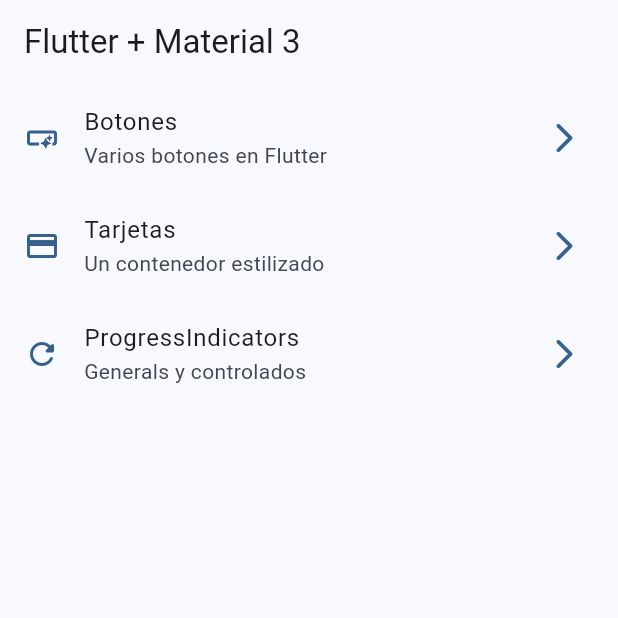
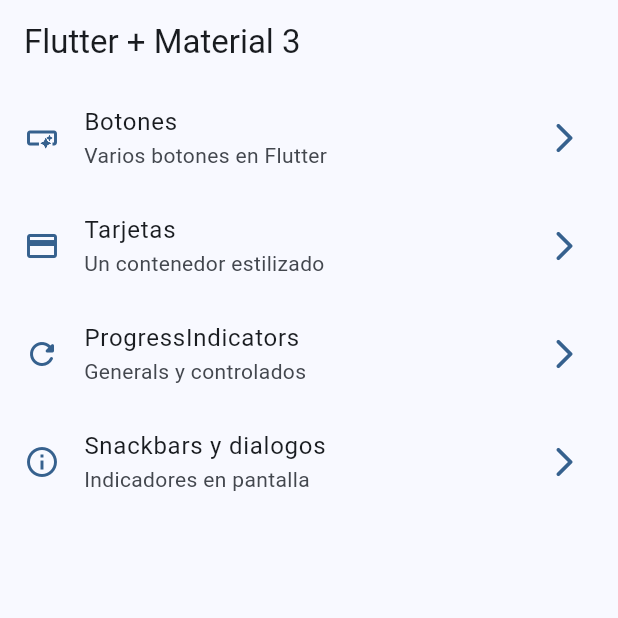
Before and after one commit to juancjr99/widgets_app, a Flutter app: the screen it shows after launch, on a phone screen of 412 x 824 dp, the top half of it. Run offline on Flutter 3.47's test engine with Material 3 defaults, Android fonts, the phone set to English and light mode, and no system bars; our stand-ins replace go_router.

Commit message:
snackbars dialog terminado

```diff
--- a/lib/config/theme/menu/manu_items.dart
+++ b/lib/config/theme/menu/manu_items.dart
@@ -21,12 +21,14 @@ const appMenuItems = <MenuItem>[
     link: '/buttons',
     icon: Icons.smart_button_outlined,
   ),
+
    MenuItem(
     title: 'Tarjetas',
     subTitle: 'Un contenedor estilizado',
     link: '/cards',
     icon: Icons.credit_card,
   ),
+
   MenuItem(
     title: 'ProgressIndicators',
     subTitle: 'Generals y controlados',
@@ -34,4 +36,11 @@ const appMenuItems = <MenuItem>[
     icon: Icons.refresh_rounded,
   ),
 
+  MenuItem(
+    title: 'Snackbars y dialogos',
+    subTitle: 'Indicadores en pantalla',
+    link: '/snackbars',
+    icon: Icons.info_outline,
+  ),
+
 ];
--- a/lib/config/theme/router/app_router.dart
+++ b/lib/config/theme/router/app_router.dart
@@ -30,5 +30,11 @@ final appRouter = GoRouter(
       name: ProgressScreen.name,
       builder: (context, state) => ProgressScreen(),
     ),
+
+    GoRoute(
+      path: '/snackbars',
+      name: SnackbarScreen.name,
+      builder: (context, state) => SnackbarScreen(),
+    ),
   ],
 );
--- a/lib/main.dart
+++ b/lib/main.dart
@@ -14,6 +14,7 @@ class MainApp extends StatelessWidget {
   @override
   Widget build(BuildContext context) {
     return MaterialApp.router(
+      title: 'Flutter Widgets',
       debugShowCheckedModeBanner: false,
       theme: AppTheme(selectedColor: 0).getTheme(),
       routerConfig: appRouter,
--- a/lib/presentation/screens/progrees/progress_screen.dart
+++ b/lib/presentation/screens/progrees/progress_screen.dart
@@ -1,5 +1,3 @@
-import 'dart:math';
-
 import 'package:flutter/material.dart';
 
 class ProgressScreen extends StatelessWidget {
```
Also changed, not shown: lib/presentation/screens/snackbar/snacbar_screen.dart (+66 -1 lines).
